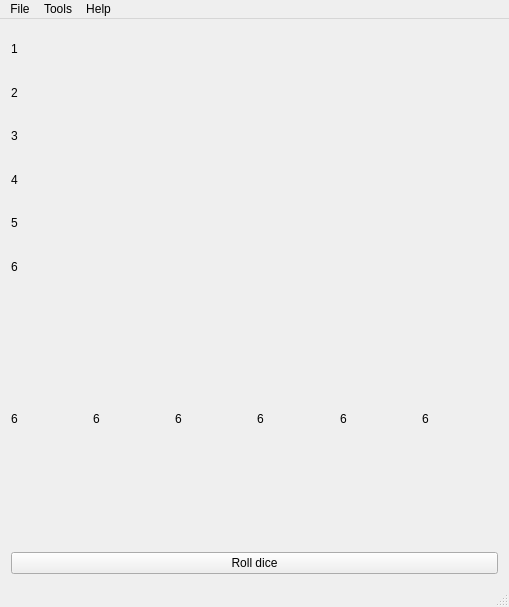
Sticky-Device/njamb, file mainwindow.ui: the form before one commit.
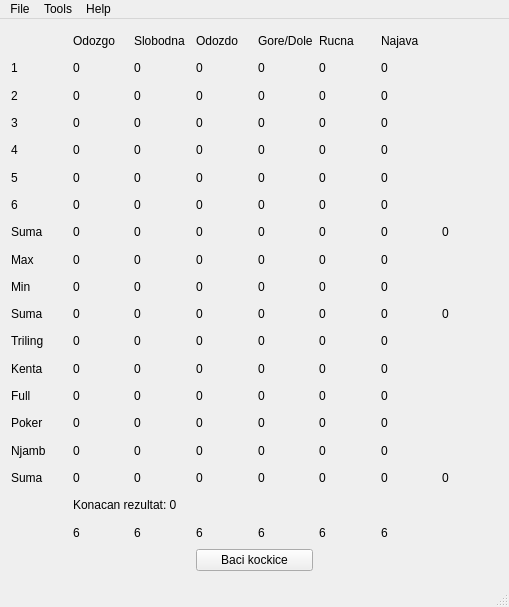
The form after the commit.

The edit to the form file:
```diff
--- a/mainwindow.ui
+++ b/mainwindow.ui
@@ -10,149 +10,947 @@
     <height>607</height>
    </rect>
   </property>
+  <property name="sizePolicy">
+   <sizepolicy hsizetype="Fixed" vsizetype="Fixed">
+    <horstretch>0</horstretch>
+    <verstretch>0</verstretch>
+   </sizepolicy>
+  </property>
+  <property name="minimumSize">
+   <size>
+    <width>509</width>
+    <height>607</height>
+   </size>
+  </property>
+  <property name="maximumSize">
+   <size>
+    <width>509</width>
+    <height>607</height>
+   </size>
+  </property>
   <property name="windowTitle">
    <string>Njamb</string>
   </property>
   <widget class="QWidget" name="centralWidget">
-   <layout class="QVBoxLayout" name="verticalLayout">
-    <item>
-     <layout class="QGridLayout" name="gridLayout">
-      <item row="4" column="0">
-       <widget class="QLabel" name="label_11">
-        <property name="text">
-         <string>5</string>
-        </property>
-       </widget>
-      </item>
-      <item row="3" column="0">
-       <widget class="QLabel" name="label_10">
-        <property name="text">
-         <string>4</string>
-        </property>
-       </widget>
-      </item>
-      <item row="1" column="0">
-       <widget class="QLabel" name="label_7">
-        <property name="text">
-         <string>2</string>
-        </property>
-       </widget>
-      </item>
-      <item row="2" column="0">
-       <widget class="QLabel" name="label_9">
-        <property name="text">
-         <string>3</string>
-        </property>
-       </widget>
-      </item>
-      <item row="0" column="0">
-       <widget class="QLabel" name="label_8">
-        <property name="text">
-         <string>1</string>
-        </property>
-       </widget>
-      </item>
-      <item row="5" column="0">
-       <widget class="QLabel" name="label_12">
-        <property name="text">
-         <string>6</string>
-        </property>
-       </widget>
-      </item>
-      <item row="1" column="1">
-       <widget class="QLabel" name="label_twos">
-        <property name="text">
-         <string/>
-        </property>
-       </widget>
-      </item>
-      <item row="0" column="1">
-       <widget class="QLabel" name="label_ones">
-        <property name="text">
-         <string/>
-        </property>
-       </widget>
-      </item>
-      <item row="2" column="1">
-       <widget class="QLabel" name="label_threes">
-        <property name="text">
-         <string/>
-        </property>
-       </widget>
-      </item>
-      <item row="3" column="1">
-       <widget class="QLabel" name="label_fours">
-        <property name="text">
-         <string/>
-        </property>
-       </widget>
-      </item>
-      <item row="4" column="1">
-       <widget class="QLabel" name="label_fives">
-        <property name="text">
-         <string/>
-        </property>
-       </widget>
-      </item>
-      <item row="5" column="1">
-       <widget class="QLabel" name="label_sixes">
-        <property name="text">
-         <string/>
-        </property>
-       </widget>
-      </item>
-     </layout>
+   <property name="sizePolicy">
+    <sizepolicy hsizetype="Preferred" vsizetype="Preferred">
+     <horstretch>0</horstretch>
+     <verstretch>0</verstretch>
+    </sizepolicy>
+   </property>
+   <property name="minimumSize">
+    <size>
+     <width>509</width>
+     <height>563</height>
+    </size>
+   </property>
+   <property name="maximumSize">
+    <size>
+     <width>509</width>
+     <height>563</height>
+    </size>
+   </property>
+   <layout class="QGridLayout" name="gridLayout">
+    <item row="0" column="1">
+     <widget class="QLabel" name="label_125">
+      <property name="text">
+       <string>Odozgo</string>
+      </property>
+     </widget>
     </item>
-    <item>
-     <layout class="QHBoxLayout" name="horizontalLayout">
-      <item>
-       <widget class="QLabel" name="label_dice1">
-        <property name="text">
-         <string>6</string>
-        </property>
-       </widget>
-      </item>
-      <item>
-       <widget class="QLabel" name="label_dice2">
-        <property name="text">
-         <string>6</string>
-        </property>
-       </widget>
-      </item>
-      <item>
-       <widget class="QLabel" name="label_dice3">
-        <property name="text">
-         <string>6</string>
-        </property>
-       </widget>
-      </item>
-      <item>
-       <widget class="QLabel" name="label_dice4">
-        <property name="text">
-         <string>6</string>
-        </property>
-       </widget>
-      </item>
-      <item>
-       <widget class="QLabel" name="label_dice5">
-        <property name="text">
-         <string>6</string>
-        </property>
-       </widget>
-      </item>
-      <item>
-       <widget class="QLabel" name="label_dice6">
-        <property name="text">
-         <string>6</string>
-        </property>
-       </widget>
-      </item>
-     </layout>
+    <item row="0" column="2">
+     <widget class="QLabel" name="label_126">
+      <property name="text">
+       <string>Slobodna</string>
+      </property>
+     </widget>
     </item>
-    <item>
+    <item row="0" column="3">
+     <widget class="QLabel" name="label_124">
+      <property name="text">
+       <string>Odozdo</string>
+      </property>
+     </widget>
+    </item>
+    <item row="0" column="4">
+     <widget class="QLabel" name="label_123">
+      <property name="text">
+       <string>Gore/Dole</string>
+      </property>
+     </widget>
+    </item>
+    <item row="0" column="5">
+     <widget class="QLabel" name="label_128">
+      <property name="text">
+       <string>Rucna</string>
+      </property>
+     </widget>
+    </item>
+    <item row="0" column="6">
+     <widget class="QLabel" name="label_129">
+      <property name="text">
+       <string>Najava</string>
+      </property>
+     </widget>
+    </item>
+    <item row="1" column="0">
+     <widget class="QLabel" name="label_120">
+      <property name="text">
+       <string>1</string>
+      </property>
+     </widget>
+    </item>
+    <item row="1" column="1">
+     <widget class="QLabel" name="label_118">
+      <property name="text">
+       <string>0</string>
+      </property>
+     </widget>
+    </item>
+    <item row="1" column="2">
+     <widget class="QLabel" name="label_free_ones">
+      <property name="text">
+       <string>0</string>
+      </property>
+     </widget>
+    </item>
+    <item row="1" column="3">
+     <widget class="QLabel" name="label_117">
+      <property name="text">
+       <string>0</string>
+      </property>
+     </widget>
+    </item>
+    <item row="1" column="4">
+     <widget class="QLabel" name="label_116">
+      <property name="text">
+       <string>0</string>
+      </property>
+     </widget>
+    </item>
+    <item row="1" column="5">
+     <widget class="QLabel" name="label_121">
+      <property name="text">
+       <string>0</string>
+      </property>
+     </widget>
+    </item>
+    <item row="1" column="6">
+     <widget class="QLabel" name="label_122">
+      <property name="text">
+       <string>0</string>
+      </property>
+     </widget>
+    </item>
+    <item row="2" column="0">
+     <widget class="QLabel" name="label_113">
+      <property name="text">
+       <string>2</string>
+      </property>
+     </widget>
+    </item>
+    <item row="2" column="1">
+     <widget class="QLabel" name="label_111">
+      <property name="text">
+       <string>0</string>
+      </property>
+     </widget>
+    </item>
+    <item row="2" column="2">
+     <widget class="QLabel" name="label_free_twos">
+      <property name="text">
+       <string>0</string>
+      </property>
+     </widget>
+    </item>
+    <item row="2" column="3">
+     <widget class="QLabel" name="label_110">
+      <property name="text">
+       <string>0</string>
+      </property>
+     </widget>
+    </item>
+    <item row="2" column="4">
+     <widget class="QLabel" name="label_109">
+      <property name="text">
+       <string>0</string>
+      </property>
+     </widget>
+    </item>
+    <item row="2" column="5">
+     <widget class="QLabel" name="label_114">
+      <property name="text">
+       <string>0</string>
+      </property>
+     </widget>
+    </item>
+    <item row="2" column="6">
+     <widget class="QLabel" name="label_115">
+      <property name="text">
+       <string>0</string>
+      </property>
+     </widget>
+    </item>
+    <item row="3" column="0">
+     <widget class="QLabel" name="label_106">
+      <property name="text">
+       <string>3</string>
+      </property>
+     </widget>
+    </item>
+    <item row="3" column="1">
+     <widget class="QLabel" name="label_104">
+      <property name="text">
+       <string>0</string>
+      </property>
+     </widget>
+    </item>
+    <item row="3" column="2">
+     <widget class="QLabel" name="label_free_threes">
+      <property name="text">
+       <string>0</string>
+      </property>
+     </widget>
+    </item>
+    <item row="3" column="3">
+     <widget class="QLabel" name="label_103">
+      <property name="text">
+       <string>0</string>
+      </property>
+     </widget>
+    </item>
+    <item row="3" column="4">
+     <widget class="QLabel" name="label_102">
+      <property name="text">
+       <string>0</string>
+      </property>
+     </widget>
+    </item>
+    <item row="3" column="5">
+     <widget class="QLabel" name="label_107">
+      <property name="text">
+       <string>0</string>
+      </property>
+     </widget>
+    </item>
+    <item row="3" column="6">
+     <widget class="QLabel" name="label_108">
+      <property name="text">
+       <string>0</string>
+      </property>
+     </widget>
+    </item>
+    <item row="4" column="0">
+     <widget class="QLabel" name="label_99">
+      <property name="text">
+       <string>4</string>
+      </property>
+     </widget>
+    </item>
+    <item row="4" column="1">
+     <widget class="QLabel" name="label_97">
+      <property name="text">
+       <string>0</string>
+      </property>
+     </widget>
+    </item>
+    <item row="4" column="2">
+     <widget class="QLabel" name="label_free_fours">
+      <property name="text">
+       <string>0</string>
+      </property>
+     </widget>
+    </item>
+    <item row="4" column="3">
+     <widget class="QLabel" name="label_96">
+      <property name="text">
+       <string>0</string>
+      </property>
+     </widget>
+    </item>
+    <item row="4" column="4">
+     <widget class="QLabel" name="label_95">
+      <property name="text">
+       <string>0</string>
+      </property>
+     </widget>
+    </item>
+    <item row="4" column="5">
+     <widget class="QLabel" name="label_100">
+      <property name="text">
+       <string>0</string>
+      </property>
+     </widget>
+    </item>
+    <item row="4" column="6">
+     <widget class="QLabel" name="label_101">
+      <property name="text">
+       <string>0</string>
+      </property>
+     </widget>
+    </item>
+    <item row="5" column="0">
+     <widget class="QLabel" name="label_92">
+      <property name="text">
+       <string>5</string>
+      </property>
+     </widget>
+    </item>
+    <item row="5" column="1">
+     <widget class="QLabel" name="label_90">
+      <property name="text">
+       <string>0</string>
+      </property>
+     </widget>
+    </item>
+    <item row="5" column="2">
+     <widget class="QLabel" name="label_free_fives">
+      <property name="text">
+       <string>0</string>
+      </property>
+     </widget>
+    </item>
+    <item row="5" column="3">
+     <widget class="QLabel" name="label_89">
+      <property name="text">
+       <string>0</string>
+      </property>
+     </widget>
+    </item>
+    <item row="5" column="4">
+     <widget class="QLabel" name="label_88">
+      <property name="text">
+       <string>0</string>
+      </property>
+     </widget>
+    </item>
+    <item row="5" column="5">
+     <widget class="QLabel" name="label_93">
+      <property name="text">
+       <string>0</string>
+      </property>
+     </widget>
+    </item>
+    <item row="5" column="6">
+     <widget class="QLabel" name="label_94">
+      <property name="text">
+       <string>0</string>
+      </property>
+     </widget>
+    </item>
+    <item row="6" column="0">
+     <widget class="QLabel" name="label_85">
+      <property name="text">
+       <string>6</string>
+      </property>
+     </widget>
+    </item>
+    <item row="6" column="1">
+     <widget class="QLabel" name="label_83">
+      <property name="text">
+       <string>0</string>
+      </property>
+     </widget>
+    </item>
+    <item row="6" column="2">
+     <widget class="QLabel" name="label_free_sixes">
+      <property name="text">
+       <string>0</string>
+      </property>
+     </widget>
+    </item>
+    <item row="6" column="3">
+     <widget class="QLabel" name="label_82">
+      <property name="text">
+       <string>0</string>
+      </property>
+     </widget>
+    </item>
+    <item row="6" column="4">
+     <widget class="QLabel" name="label_81">
+      <property name="text">
+       <string>0</string>
+      </property>
+     </widget>
+    </item>
+    <item row="6" column="5">
+     <widget class="QLabel" name="label_86">
+      <property name="text">
+       <string>0</string>
+      </property>
+     </widget>
+    </item>
+    <item row="6" column="6">
+     <widget class="QLabel" name="label_87">
+      <property name="text">
+       <string>0</string>
+      </property>
+     </widget>
+    </item>
+    <item row="7" column="0">
+     <widget class="QLabel" name="label_75">
+      <property name="text">
+       <string>Suma</string>
+      </property>
+     </widget>
+    </item>
+    <item row="7" column="1">
+     <widget class="QLabel" name="label_78">
+      <property name="text">
+       <string>0</string>
+      </property>
+     </widget>
+    </item>
+    <item row="7" column="2">
+     <widget class="QLabel" name="label_80">
+      <property name="text">
+       <string>0</string>
+      </property>
+     </widget>
+    </item>
+    <item row="7" column="3">
+     <widget class="QLabel" name="label_73">
+      <property name="text">
+       <string>0</string>
+      </property>
+     </widget>
+    </item>
+    <item row="7" column="4">
+     <widget class="QLabel" name="label_74">
+      <property name="text">
+       <string>0</string>
+      </property>
+     </widget>
+    </item>
+    <item row="7" column="5">
+     <widget class="QLabel" name="label_76">
+      <property name="text">
+       <string>0</string>
+      </property>
+     </widget>
+    </item>
+    <item row="7" column="6">
+     <widget class="QLabel" name="label_77">
+      <property name="text">
+       <string>0</string>
+      </property>
+     </widget>
+    </item>
+    <item row="7" column="7">
+     <widget class="QLabel" name="label_79">
+      <property name="text">
+       <string>0</string>
+      </property>
+     </widget>
+    </item>
+    <item row="8" column="0">
+     <widget class="QLabel" name="label_70">
+      <property name="text">
+       <string>Max</string>
+      </property>
+     </widget>
+    </item>
+    <item row="8" column="1">
+     <widget class="QLabel" name="label_68">
+      <property name="text">
+       <string>0</string>
+      </property>
+     </widget>
+    </item>
+    <item row="8" column="2">
+     <widget class="QLabel" name="label_69">
+      <property name="text">
+       <string>0</string>
+      </property>
+     </widget>
+    </item>
+    <item row="8" column="3">
+     <widget class="QLabel" name="label_67">
+      <property name="text">
+       <string>0</string>
+      </property>
+     </widget>
+    </item>
+    <item row="8" column="4">
+     <widget class="QLabel" name="label_66">
+      <property name="text">
+       <string>0</string>
+      </property>
+     </widget>
+    </item>
+    <item row="8" column="5">
+     <widget class="QLabel" name="label_71">
+      <property name="text">
+       <string>0</string>
+      </property>
+     </widget>
+    </item>
+    <item row="8" column="6">
+     <widget class="QLabel" name="label_72">
+      <property name="text">
+       <string>0</string>
+      </property>
+     </widget>
+    </item>
+    <item row="9" column="0">
+     <widget class="QLabel" name="label_63">
+      <property name="text">
+       <string>Min</string>
+      </property>
+     </widget>
+    </item>
+    <item row="9" column="1">
+     <widget class="QLabel" name="label_61">
+      <property name="text">
+       <string>0</string>
+      </property>
+     </widget>
+    </item>
+    <item row="9" column="2">
+     <widget class="QLabel" name="label_62">
+      <property name="text">
+       <string>0</string>
+      </property>
+     </widget>
+    </item>
+    <item row="9" column="3">
+     <widget class="QLabel" name="label_60">
+      <property name="text">
+       <string>0</string>
+      </property>
+     </widget>
+    </item>
+    <item row="9" column="4">
+     <widget class="QLabel" name="label_59">
+      <property name="text">
+       <string>0</string>
+      </property>
+     </widget>
+    </item>
+    <item row="9" column="5">
+     <widget class="QLabel" name="label_64">
+      <property name="text">
+       <string>0</string>
+      </property>
+     </widget>
+    </item>
+    <item row="9" column="6">
+     <widget class="QLabel" name="label_65">
+      <property name="text">
+       <string>0</string>
+      </property>
+     </widget>
+    </item>
+    <item row="10" column="0">
+     <widget class="QLabel" name="label_54">
+      <property name="text">
+       <string>Suma</string>
+      </property>
+     </widget>
+    </item>
+    <item row="10" column="1">
+     <widget class="QLabel" name="label_56">
+      <property name="text">
+       <string>0</string>
+      </property>
+     </widget>
+    </item>
+    <item row="10" column="2">
+     <widget class="QLabel" name="label_58">
+      <property name="text">
+       <string>0</string>
+      </property>
+     </widget>
+    </item>
+    <item row="10" column="3">
+     <widget class="QLabel" name="label_57">
+      <property name="text">
+       <string>0</string>
+      </property>
+     </widget>
+    </item>
+    <item row="10" column="4">
+     <widget class="QLabel" name="label_51">
+      <property name="text">
+       <string>0</string>
+      </property>
+     </widget>
+    </item>
+    <item row="10" column="5">
+     <widget class="QLabel" name="label_52">
+      <property name="text">
+       <string>0</string>
+      </property>
+     </widget>
+    </item>
+    <item row="10" column="6">
+     <widget class="QLabel" name="label_55">
+      <property name="text">
+       <string>0</string>
+      </property>
+     </widget>
+    </item>
+    <item row="10" column="7">
+     <widget class="QLabel" name="label_53">
+      <property name="text">
+       <string>0</string>
+      </property>
+     </widget>
+    </item>
+    <item row="11" column="0">
+     <widget class="QLabel" name="label_48">
+      <property name="text">
+       <string>Triling</string>
+      </property>
+     </widget>
+    </item>
+    <item row="11" column="1">
+     <widget class="QLabel" name="label_46">
+      <property name="text">
+       <string>0</string>
+      </property>
+     </widget>
+    </item>
+    <item row="11" column="2">
+     <widget class="QLabel" name="label_47">
+      <property name="text">
+       <string>0</string>
+      </property>
+     </widget>
+    </item>
+    <item row="11" column="3">
+     <widget class="QLabel" name="label_45">
+      <property name="text">
+       <string>0</string>
+      </property>
+     </widget>
+    </item>
+    <item row="11" column="4">
+     <widget class="QLabel" name="label_44">
+      <property name="text">
+       <string>0</string>
+      </property>
+     </widget>
+    </item>
+    <item row="11" column="5">
+     <widget class="QLabel" name="label_49">
+      <property name="text">
+       <string>0</string>
+      </property>
+     </widget>
+    </item>
+    <item row="11" column="6">
+     <widget class="QLabel" name="label_50">
+      <property name="text">
+       <string>0</string>
+      </property>
+     </widget>
+    </item>
+    <item row="12" column="0">
+     <widget class="QLabel" name="label_41">
+      <property name="text">
+       <string>Kenta</string>
+      </property>
+     </widget>
+    </item>
+    <item row="12" column="1">
+     <widget class="QLabel" name="label_39">
+      <property name="text">
+       <string>0</string>
+      </property>
+     </widget>
+    </item>
+    <item row="12" column="2">
+     <widget class="QLabel" name="label_40">
+      <property name="text">
+       <string>0</string>
+      </property>
+     </widget>
+    </item>
+    <item row="12" column="3">
+     <widget class="QLabel" name="label_38">
+      <property name="text">
+       <string>0</string>
+      </property>
+     </widget>
+    </item>
+    <item row="12" column="4">
+     <widget class="QLabel" name="label_37">
+      <property name="text">
+       <string>0</string>
+      </property>
+     </widget>
+    </item>
+    <item row="12" column="5">
+     <widget class="QLabel" name="label_42">
+      <property name="text">
+       <string>0</string>
+      </property>
+     </widget>
+    </item>
+    <item row="12" column="6">
+     <widget class="QLabel" name="label_43">
+      <property name="text">
+       <string>0</string>
+      </property>
+     </widget>
+    </item>
+    <item row="13" column="0">
+     <widget class="QLabel" name="label_34">
+      <property name="text">
+       <string>Full</string>
+      </property>
+     </widget>
+    </item>
+    <item row="13" column="1">
+     <widget class="QLabel" name="label_32">
+      <property name="text">
+       <string>0</string>
+      </property>
+     </widget>
+    </item>
+    <item row="13" column="2">
+     <widget class="QLabel" name="label_33">
+      <property name="text">
+       <string>0</string>
+      </property>
+     </widget>
+    </item>
+    <item row="13" column="3">
+     <widget class="QLabel" name="label_31">
+      <property name="text">
+       <string>0</string>
+      </property>
+     </widget>
+    </item>
+    <item row="13" column="4">
+     <widget class="QLabel" name="label_30">
+      <property name="text">
+       <string>0</string>
+      </property>
+     </widget>
+    </item>
+    <item row="13" column="5">
+     <widget class="QLabel" name="label_35">
+      <property name="text">
+       <string>0</string>
+      </property>
+     </widget>
+    </item>
+    <item row="13" column="6">
+     <widget class="QLabel" name="label_36">
+      <property name="text">
+       <string>0</string>
+      </property>
+     </widget>
+    </item>
+    <item row="14" column="0">
+     <widget class="QLabel" name="label_27">
+      <property name="text">
+       <string>Poker</string>
+      </property>
+     </widget>
+    </item>
+    <item row="14" column="1">
+     <widget class="QLabel" name="label_25">
+      <property name="text">
+       <string>0</string>
+      </property>
+     </widget>
+    </item>
+    <item row="14" column="2">
+     <widget class="QLabel" name="label_26">
+      <property name="text">
+       <string>0</string>
+      </property>
+     </widget>
+    </item>
+    <item row="14" column="3">
+     <widget class="QLabel" name="label_24">
+      <property name="text">
+       <string>0</string>
+      </property>
+     </widget>
+    </item>
+    <item row="14" column="4">
+     <widget class="QLabel" name="label_19">
+      <property name="text">
+       <string>0</string>
+      </property>
+     </widget>
+    </item>
+    <item row="14" column="5">
+     <widget class="QLabel" name="label_28">
+      <property name="text">
+       <string>0</string>
+      </property>
+     </widget>
+    </item>
+    <item row="14" column="6">
+     <widget class="QLabel" name="label_29">
+      <property name="text">
+       <string>0</string>
+      </property>
+     </widget>
+    </item>
+    <item row="15" column="0">
+     <widget class="QLabel" name="label_16">
+      <property name="text">
+       <string>Njamb</string>
+      </property>
+     </widget>
+    </item>
+    <item row="15" column="1">
+     <widget class="QLabel" name="label_21">
+      <property name="text">
+       <string>0</string>
+      </property>
+     </widget>
+    </item>
+    <item row="15" column="2">
+     <widget class="QLabel" name="label_23">
+      <property name="text">
+       <string>0</string>
+      </property>
+     </widget>
+    </item>
+    <item row="15" column="3">
+     <widget class="QLabel" name="label_22">
+      <property name="text">
+       <string>0</string>
+      </property>
+     </widget>
+    </item>
+    <item row="15" column="4">
+     <widget class="QLabel" name="label_17">
+      <property name="text">
+       <string>0</string>
+      </property>
+     </widget>
+    </item>
+    <item row="15" column="5">
+     <widget class="QLabel" name="label_18">
+      <property name="text">
+       <string>0</string>
+      </property>
+     </widget>
+    </item>
+    <item row="15" column="6">
+     <widget class="QLabel" name="label_20">
+      <property name="text">
+       <string>0</string>
+      </property>
+     </widget>
+    </item>
+    <item row="16" column="0">
+     <widget class="QLabel" name="label_15">
+      <property name="text">
+       <string>Suma</string>
+      </property>
+     </widget>
+    </item>
+    <item row="16" column="1">
+     <widget class="QLabel" name="label_8">
+      <property name="text">
+       <string>0</string>
+      </property>
+     </widget>
+    </item>
+    <item row="16" column="2">
+     <widget class="QLabel" name="label_9">
+      <property name="text">
+       <string>0</string>
+      </property>
+     </widget>
+    </item>
+    <item row="16" column="3">
+     <widget class="QLabel" name="label_10">
+      <property name="text">
+       <string>0</string>
+      </property>
+     </widget>
+    </item>
+    <item row="16" column="4">
+     <widget class="QLabel" name="label_11">
+      <property name="text">
+       <string>0</string>
+      </property>
+     </widget>
+    </item>
+    <item row="16" column="5">
+     <widget class="QLabel" name="label_12">
+      <property name="text">
+       <string>0</string>
+      </property>
+     </widget>
+    </item>
+    <item row="16" column="6">
+     <widget class="QLabel" name="label_13">
+      <property name="text">
+       <string>0</string>
+      </property>
+     </widget>
+    </item>
+    <item row="16" column="7">
+     <widget class="QLabel" name="label_14">
+      <property name="text">
+       <string>0</string>
+      </property>
+     </widget>
+    </item>
+    <item row="17" column="1" colspan="7">
+     <widget class="QLabel" name="label_7">
+      <property name="text">
+       <string>Konacan rezultat: 0</string>
+      </property>
+     </widget>
+    </item>
+    <item row="18" column="1">
+     <widget class="QLabel" name="label_dice1">
+      <property name="text">
+       <string>6</string>
+      </property>
+     </widget>
+    </item>
+    <item row="18" column="2">
+     <widget class="QLabel" name="label_dice2">
+      <property name="text">
+       <string>6</string>
+      </property>
+     </widget>
+    </item>
+    <item row="18" column="3">
+     <widget class="QLabel" name="label_dice3">
+      <property name="text">
+       <string>6</string>
+      </property>
+     </widget>
+    </item>
+    <item row="18" column="4">
+     <widget class="QLabel" name="label_dice4">
+      <property name="text">
+       <string>6</string>
+      </property>
+     </widget>
+    </item>
+    <item row="18" column="5">
+     <widget class="QLabel" name="label_dice5">
+      <property name="text">
+       <string>6</string>
+      </property>
+     </widget>
+    </item>
+    <item row="18" column="6">
+     <widget class="QLabel" name="label_dice6">
+      <property name="text">
+       <string>6</string>
+      </property>
+     </widget>
+    </item>
+    <item row="19" column="3" colspan="2">
      <widget class="QPushButton" name="diceRollButton">
       <property name="text">
-       <string>Roll dice</string>
+       <string>Baci kockice</string>
       </property>
      </widget>
     </item>
```
